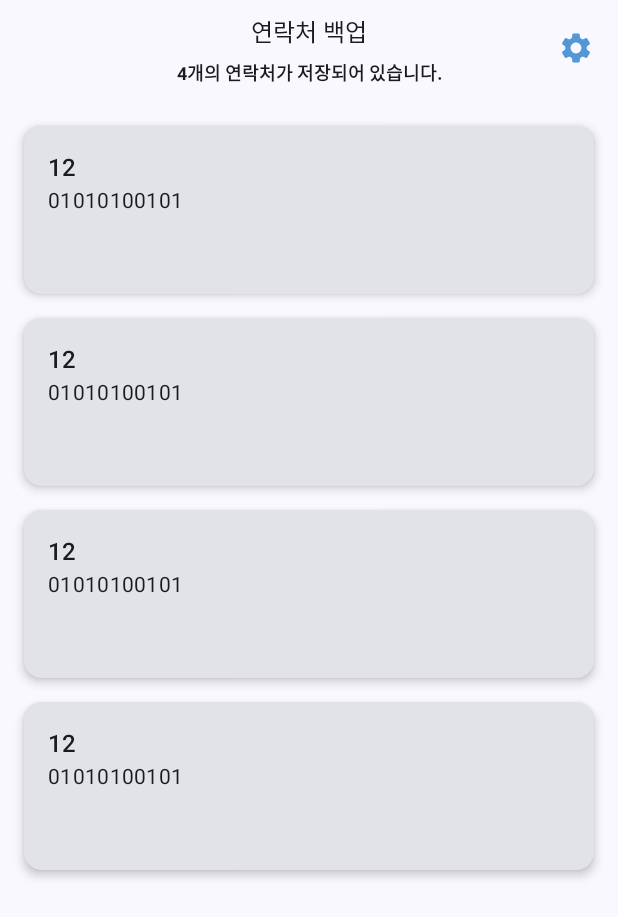
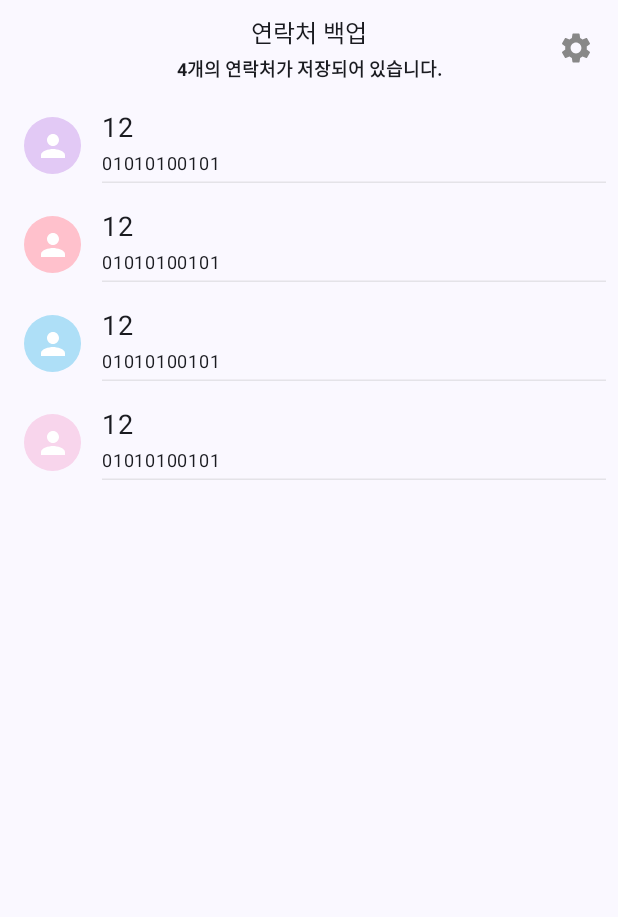
Before and after one commit to HYUNJUNEPARK/ContactBackUpApp, an Android app built with Jetpack Compose: the @Preview function MainScreenPreview, on a phone screen of 412 x 824 dp. Shown: the top 917 px of the screen. Run offline under Robolectric (Android 15) with nearby library versions, the phone set to English and light mode, and no system bars; our stand-ins replace Timber.

Commit message:
Feat(UI):MainScreen LazyColumn Item

```diff
--- a/app/build.gradle.kts
+++ b/app/build.gradle.kts
@@ -66,4 +66,6 @@ dependencies {
     implementation("androidx.hilt:hilt-navigation-compose:1.2.0")
     // Timber
     implementation("com.jakewharton.timber:timber:5.0.1")
+    // Coil
+    implementation("io.coil-kt:coil-compose:2.5.0")
 }
--- a/app/src/main/java/com/canbe/phoneguard/data/contact/model/ContactEntity.kt
+++ b/app/src/main/java/com/canbe/phoneguard/data/contact/model/ContactEntity.kt
@@ -1,4 +1,6 @@
 package com.canbe.phoneguard.data.contact.model
+
+import android.net.Uri
 
 data class ContactEntity(
     val contactId: String,
@@ -6,5 +8,6 @@ data class ContactEntity(
     val phoneNumbers: List<String>,
     val emailAddresses: List<String>,
     val organizationCompany: String?,
-    val notes: String?
+    val notes: String?,
+    val contactPhotoUri: Uri?
 )
--- a/app/src/main/java/com/canbe/phoneguard/data/contact/repository/ContactRepositoryImpl.kt
+++ b/app/src/main/java/com/canbe/phoneguard/data/contact/repository/ContactRepositoryImpl.kt
@@ -18,7 +18,8 @@ class ContactRepositoryImpl @Inject constructor(
                 number = it.phoneNumbers,
                 emails = it.emailAddresses,
                 organization = it.organizationCompany,
-                note = it.notes
+                note = it.notes,
+                profileUri = it.contactPhotoUri
             )
         }
     }
--- a/app/src/main/java/com/canbe/phoneguard/data/contact/source/ContactReadDataSource.kt
+++ b/app/src/main/java/com/canbe/phoneguard/data/contact/source/ContactReadDataSource.kt
@@ -1,7 +1,10 @@
 package com.canbe.phoneguard.data.contact.source
 
 import android.content.ContentResolver
+import android.content.ContentUris
+import android.net.Uri
 import android.provider.ContactsContract
+import androidx.core.net.toUri
 import com.canbe.phoneguard.data.contact.model.ContactEntity
 import timber.log.Timber
 import javax.inject.Inject
@@ -25,6 +28,8 @@ class ContactReadDataSource @Inject constructor(
             while (it.moveToNext()) {
                 val id = it.getString(it.getColumnIndexOrThrow(ContactsContract.Contacts._ID))
                 val name = it.getString(it.getColumnIndexOrThrow(ContactsContract.Contacts.DISPLAY_NAME_PRIMARY))
+                val photoUri = it.getString(it.getColumnIndexOrThrow(ContactsContract.Contacts.PHOTO_URI))?.toUri()
+
 
                 val phones = mutableListOf<String>()
                 val emails = mutableListOf<String>()
@@ -94,7 +99,8 @@ class ContactReadDataSource @Inject constructor(
                             phoneNumbers = phones,
                             emailAddresses = emails,
                             organizationCompany = organization,
-                            notes = note
+                            notes = note,
+                            contactPhotoUri = photoUri
                         )
                     )
                 }
--- a/app/src/main/java/com/canbe/phoneguard/di/ContactModule.kt
+++ b/app/src/main/java/com/canbe/phoneguard/di/ContactModule.kt
@@ -22,6 +22,7 @@ object ContactModule {
     @Provides
     fun provideContactDataSource(contextResolver: ContentResolver): ContactReadDataSource = ContactReadDataSource(contextResolver)
 
+
     @Provides
     fun provideContactRepository(
         contactReadDataSource: ContactReadDataSource,
@@ -33,5 +34,6 @@ object ContactModule {
 
     //
     @Provides
-    fun provideContactBackUpDataSource(context: Context): ContactFileDataSource = ContactFileDataSource(context)
+    fun provideContactBackUpDataSource(@ApplicationContext context: Context): ContactFileDataSource = ContactFileDataSource(context)
+
 }
--- a/app/src/main/java/com/canbe/phoneguard/domain/contact/model/Contact.kt
+++ b/app/src/main/java/com/canbe/phoneguard/domain/contact/model/Contact.kt
@@ -1,4 +1,6 @@
 package com.canbe.phoneguard.domain.contact.model
+
+import android.net.Uri
 
 data class Contact(
     val id: String,
@@ -6,5 +8,6 @@ data class Contact(
     val number: List<String>,
     val emails: List<String>,
     val organization: String?,
-    val note: String?
+    val note: String?,
+    val profileUri: Uri?
 )
--- a/app/src/main/java/com/canbe/phoneguard/ui/main/MainScreen.kt
+++ b/app/src/main/java/com/canbe/phoneguard/ui/main/MainScreen.kt
@@ -8,26 +8,28 @@ import android.net.Uri
 import android.provider.Settings
 import androidx.activity.compose.rememberLauncherForActivityResult
 import androidx.activity.result.contract.ActivityResultContracts
+import androidx.compose.foundation.Image
+import androidx.compose.foundation.background
 import androidx.compose.foundation.layout.Arrangement
+import androidx.compose.foundation.layout.Box
 import androidx.compose.foundation.layout.Column
-import androidx.compose.foundation.layout.PaddingValues
+import androidx.compose.foundation.layout.Row
 import androidx.compose.foundation.layout.Spacer
 import androidx.compose.foundation.layout.fillMaxSize
 import androidx.compose.foundation.layout.fillMaxWidth
-import androidx.compose.foundation.layout.heightIn
 import androidx.compose.foundation.layout.padding
 import androidx.compose.foundation.layout.size
 import androidx.compose.foundation.lazy.LazyColumn
 import androidx.compose.foundation.lazy.items
+import androidx.compose.foundation.shape.CircleShape
 import androidx.compose.material.icons.Icons
+import androidx.compose.material.icons.filled.Person
 import androidx.compose.material.icons.filled.Settings
 import androidx.compose.material3.Button
-import androidx.compose.material3.Card
-import androidx.compose.material3.CardDefaults
 import androidx.compose.material3.ExperimentalMaterial3Api
+import androidx.compose.material3.HorizontalDivider
 import androidx.compose.material3.Icon
 import androidx.compose.material3.IconButton
-import androidx.compose.material3.MaterialTheme
 import androidx.compose.material3.Scaffold
 import androidx.compose.material3.Text
 import androidx.compose.material3.TopAppBar
@@ -40,7 +42,10 @@ import androidx.compose.runtime.remember
 import androidx.compose.runtime.setValue
 import androidx.compose.ui.Alignment
 import androidx.compose.ui.Modifier
+import androidx.compose.ui.draw.clip
+import androidx.compose.ui.graphics.Color
 import androidx.compose.ui.input.nestedscroll.nestedScroll
+import androidx.compose.ui.layout.ContentScale
 import androidx.compose.ui.platform.LocalContext
 import androidx.compose.ui.res.stringResource
 import androidx.compose.ui.text.font.FontWeight
@@ -50,11 +55,13 @@ import androidx.compose.ui.unit.dp
 import androidx.compose.ui.unit.sp
 import androidx.core.content.ContextCompat
 import androidx.hilt.navigation.compose.hiltViewModel
+import coil.compose.rememberAsyncImagePainter
 import com.canbe.phoneguard.R
 import com.canbe.phoneguard.domain.contact.model.Contact
-import com.canbe.phoneguard.ui.theme.AppSubTheme
 import com.canbe.phoneguard.ui.theme.ButtonDefaultColors
+import com.canbe.phoneguard.ui.theme.FixedTextStyle
 import com.canbe.phoneguard.ui.theme.PhoneGuardTheme
+import com.canbe.phoneguard.ui.theme.backColors
 import timber.log.Timber
 
 
@@ -89,7 +96,7 @@ fun MainScreenContent(
     val permissionLauncher = rememberLauncherForActivityResult(ActivityResultContracts.RequestPermission()) { isGranted ->
         isPermissionGranted = isGranted
         Timber.d("LauncherForActivityResult() isPermissionGranted($isGranted)")
-        onPermissionGranted()
+        if (isGranted) onPermissionGranted()
     }
 
     //최초 1회만 권한 확인
@@ -121,16 +128,20 @@ fun MainScreenContent(
                         horizontalAlignment = Alignment.CenterHorizontally,
                     ) {
                         Text(
-                            modifier = Modifier.fillMaxWidth().padding(top = 6.dp),
-                            fontSize = 16.sp,
+                            modifier = Modifier
+                                .fillMaxWidth()
+                                .padding(top = 3.dp),
+                            style = FixedTextStyle(16.sp),
                             textAlign = TextAlign.Center,
                             text = stringResource(R.string.app_name)
                         )
 
                         if (isPermissionGranted) {
                             Text(
-                                modifier = Modifier.fillMaxWidth(),
-                                fontSize = 12.sp,
+                                modifier = Modifier
+                                    .fillMaxWidth()
+                                    .padding(vertical = 3.dp),
+                                style = FixedTextStyle(),
                                 textAlign = TextAlign.Center,
                                 text = "${contactList.size}개의 연락처가 저장되어 있습니다.",
                                 fontWeight = FontWeight.Bold
@@ -143,7 +154,7 @@ fun MainScreenContent(
                         Icon(
                             imageVector = Icons.Filled.Settings,
                             contentDescription = "설정 버튼",
-                            tint = AppSubTheme
+                            tint = Color.Gray
                         )
                     }
                 },
@@ -164,8 +175,8 @@ fun MainScreenContent(
                     Column {
                         LazyColumn(
                             modifier = Modifier.fillMaxSize(),
-                            contentPadding = PaddingValues(16.dp),
-                            verticalArrangement = Arrangement.spacedBy(8.dp)
+//                            contentPadding = PaddingValues(16.dp),
+//                            verticalArrangement = Arrangement.spacedBy(8.dp)
                         ) {
                             items(contactList) { contact ->
                                 ContactItem(contact)
@@ -174,7 +185,10 @@ fun MainScreenContent(
                     }
                 } else {
                     //권한이 없는 경우
-                    Text("연락처 접근 권한을 허용해 주세요.")
+                    Text(
+                        textAlign = TextAlign.Center,
+                        text = stringResource(R.string.msg_allow_contact)
+                    )
 
                     Button(
                         modifier = Modifier.padding(top = 24.dp),
@@ -199,16 +213,48 @@ fun MainScreenContent(
 
 @Composable
 fun ContactItem(contact: Contact) {
-    Card(
+    val color = remember { backColors.random() }
+
+    Row(
         modifier = Modifier
-            .heightIn(min = 120.dp)
-            .fillMaxWidth()
-            .padding(vertical = 4.dp),
-        elevation = CardDefaults.cardElevation(defaultElevation = 4.dp)
+            .padding(vertical = 6.dp, horizontal = 8.dp)
+            .fillMaxWidth(),
+        verticalAlignment = Alignment.CenterVertically
     ) {
-        Column(modifier = Modifier.padding(16.dp)) {
-            Text(text = contact.name, style = MaterialTheme.typography.titleMedium)
-            Text(text = contact.number[0], style = MaterialTheme.typography.bodyMedium)
+        if (contact.profileUri != null) {
+
+            Image(
+                painter = rememberAsyncImagePainter(contact.profileUri),
+                contentDescription = "프로필 이미지",
+                modifier = Modifier
+                    .padding(8.dp)
+                    .size(38.dp)
+                    .clip(CircleShape),
+                contentScale = ContentScale.Crop
+            )
+        } else {
+            Box(
+                modifier = Modifier
+                    .padding(8.dp)
+                    .size(38.dp)
+                    .clip(CircleShape)
+                    .background(color),
+                contentAlignment = Alignment.Center
+            ) {
+                Icon(
+                    imageVector = Icons.Filled.Person,
+                    contentDescription = "기본 프로필 아이콘",
+                    tint = Color.White
+                )
+            }
+        }
+
+        Column(
+            modifier = Modifier.fillMaxWidth().padding(start = 6.dp)
+        ) {
+            Text(text = contact.name, fontSize = 18.sp)
+            Text(text = contact.number[0], fontSize = 12.sp)
+            HorizontalDivider(thickness = 0.2.dp, color = Color.Gray)
         }
     }
 }
@@ -220,10 +266,10 @@ fun MainScreenPreview() {
     PhoneGuardTheme {
         MainScreenContent(
             contactList = listOf(
-                Contact("1", "12", listOf("01010100101"), listOf("audzxcv"), "asdf", ""),
-                Contact("1", "12", listOf("01010100101"), listOf("audzxcv"), "asdf", ""),
-                Contact("1", "12", listOf("01010100101"), listOf("audzxcv"), "asdf", ""),
-                Contact("1", "12", listOf("01010100101"), listOf("audzxcv"), "asdf", ""),
+                Contact("1", "12", listOf("01010100101"), listOf("audzxcv"), "asdf", "", null),
+                Contact("1", "12", listOf("01010100101"), listOf("audzxcv"), "asdf", "", null),
+                Contact("1", "12", listOf("01010100101"), listOf("audzxcv"), "asdf", "", null),
+                Contact("1", "12", listOf("01010100101"), listOf("audzxcv"), "asdf", "", null),
             ),
             onNavigateToSetting = {},
             onPermissionGranted = {}
--- a/app/src/main/java/com/canbe/phoneguard/ui/theme/Color.kt
+++ b/app/src/main/java/com/canbe/phoneguard/ui/theme/Color.kt
@@ -5,9 +5,6 @@ import androidx.compose.material3.ButtonColors
 import androidx.compose.material3.ButtonDefaults
 import androidx.compose.runtime.Composable
 import androidx.compose.ui.graphics.Color
-
-val AppTheme = Color(0xFF198BD7)
-val AppSubTheme = Color(0xFF5497D7)
 
 val Purple80 = Color(0xFFD0BCFF)
 val PurpleGrey80 = Color(0xFFCCC2DC)
@@ -21,9 +18,22 @@ val Pink40 = Color(0xFF7D5260)
 @Composable
 fun ButtonDefaultColors() : ButtonColors {
     return ButtonDefaults.buttonColors(
-        containerColor = AppTheme,         // 배경색
+        containerColor = Color.Gray,         // 배경색
         contentColor = Color.White,         // 텍스트 아이콘 등 콘텐츠 색
         disabledContainerColor = Color.Gray,
         disabledContentColor = Color.DarkGray
     )
 }
+
+val backColors = listOf(
+    Color(0xFFFFC1CC), // Pastel Pink
+    Color(0xFFFFF4B1), // Pastel Yellow
+    Color(0xFFAEDFF7), // Pastel Blue
+    Color(0xFFB5EAD7), // Pastel Green
+    Color(0xFFE2C9F5), // Pastel Purple
+    Color(0xFFFFD8B1), // Pastel Orange
+    Color(0xFFD7F9F1), // Pastel Mint
+    Color(0xFFFCE2CE), // Pastel Peach
+    Color(0xFFF8D5EC), // Pastel Rose
+    Color(0xFFE4F0D0)  // Pastel Lime
+)
--- a/app/src/main/java/com/canbe/phoneguard/ui/theme/Type.kt
+++ b/app/src/main/java/com/canbe/phoneguard/ui/theme/Type.kt
@@ -1,9 +1,13 @@
 package com.canbe.phoneguard.ui.theme
 
+import android.annotation.SuppressLint
 import androidx.compose.material3.Typography
+import androidx.compose.runtime.Composable
+import androidx.compose.ui.platform.LocalConfiguration
 import androidx.compose.ui.text.TextStyle
 import androidx.compose.ui.text.font.FontFamily
 import androidx.compose.ui.text.font.FontWeight
+import androidx.compose.ui.unit.TextUnit
 import androidx.compose.ui.unit.sp
 
 // Set of Material typography styles to start with
@@ -32,3 +36,13 @@ val Typography = Typography(
     )
     */
 )
+
+@SuppressLint("ComposableNaming")
+@Composable
+fun FixedTextStyle(fontSize: TextUnit = 12.sp) : TextStyle {
+    val configuration = LocalConfiguration.current
+
+    val fontScale = configuration.fontScale
+
+    return TextStyle(fontSize = fontSize / fontScale)
+}
--- a/app/src/main/res/values/strings.xml
+++ b/app/src/main/res/values/strings.xml
@@ -2,4 +2,5 @@
     <string name="app_name">연락처 백업</string>
     <string name="go_to_setting">권한 설정</string>
     <string name="setting">설정</string>
+    <string name="msg_allow_contact">연락처 접근 권한을 허용해 주세요.</string>
 </resources>
```
